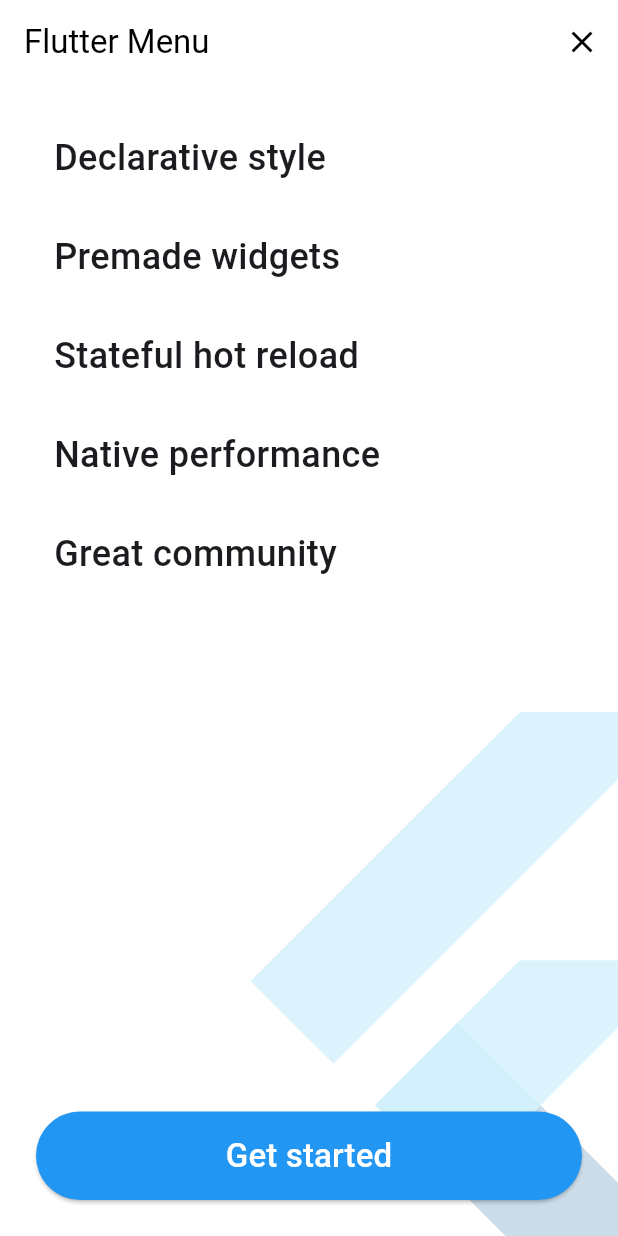
After one commit to ManojKumar-GS/Portfolio, a Flutter app: the ExampleStaggeredAnimations screen opened directly, after a tap on the "menu" icon, on a phone screen of 412 x 824 dp. The commit adds this screen. Run offline on Flutter 3.47's test engine with Material 3 defaults, Android fonts, the phone set to English and light mode, and no system bars.

Commit message:
new icons added

```diff
--- /dev/null
+++ b/lib/screens/exp.dart
@@ -0,0 +1,304 @@
+import 'package:flutter/material.dart';
+
+class ExampleStaggeredAnimations extends StatefulWidget {
+  const ExampleStaggeredAnimations({
+    super.key,
+  });
+
+  @override
+  State<ExampleStaggeredAnimations> createState() =>
+      _ExampleStaggeredAnimationsState();
+}
+
+class _ExampleStaggeredAnimationsState extends State<ExampleStaggeredAnimations>
+    with SingleTickerProviderStateMixin {
+  late AnimationController _drawerSlideController;
+
+  @override
+  void initState() {
+    super.initState();
+
+    _drawerSlideController = AnimationController(
+      vsync: this,
+      duration: const Duration(milliseconds: 150),
+    );
+  }
+
+  @override
+  void dispose() {
+    _drawerSlideController.dispose();
+    super.dispose();
+  }
+
+  bool _isDrawerOpen() {
+    return _drawerSlideController.value == 1.0;
+  }
+
+  bool _isDrawerOpening() {
+    return _drawerSlideController.status == AnimationStatus.forward;
+  }
+
+  bool _isDrawerClosed() {
+    return _drawerSlideController.value == 0.0;
+  }
+
+  void _toggleDrawer() {
+    if (_isDrawerOpen() || _isDrawerOpening()) {
+      _drawerSlideController.reverse();
+    } else {
+      _drawerSlideController.forward();
+    }
+  }
+
+  @override
+  Widget build(BuildContext context) {
+    return Scaffold(
+      backgroundColor: Colors.white,
+      appBar: _buildAppBar(),
+      body: Stack(
+        children: [
+          _buildContent(),
+          _buildDrawer(),
+        ],
+      ),
+    );
+  }
+
+  PreferredSizeWidget _buildAppBar() {
+    return AppBar(
+      title: const Text(
+        'Flutter Menu',
+        style: TextStyle(
+          color: Colors.black,
+        ),
+      ),
+      backgroundColor: Colors.transparent,
+      elevation: 0.0,
+      automaticallyImplyLeading: false,
+      actions: [
+        AnimatedBuilder(
+          animation: _drawerSlideController,
+          builder: (context, child) {
+            return IconButton(
+              onPressed: _toggleDrawer,
+              icon: _isDrawerOpen() || _isDrawerOpening()
+                  ? const Icon(
+                      Icons.clear,
+                      color: Colors.black,
+                    )
+                  : const Icon(
+                      Icons.menu,
+                      color: Colors.black,
+                    ),
+            );
+          },
+        ),
+      ],
+    );
+  }
+
+  Widget _buildContent() {
+    // Put page content here.
+    return const SizedBox();
+  }
+
+  Widget _buildDrawer() {
+    return AnimatedBuilder(
+      animation: _drawerSlideController,
+      builder: (context, child) {
+        return FractionalTranslation(
+          translation: Offset(1.0 - _drawerSlideController.value, 0.0),
+          child: _isDrawerClosed() ? const SizedBox() : const Menu(),
+        );
+      },
+    );
+  }
+}
+
+class Menu extends StatefulWidget {
+  const Menu({super.key});
+
+  @override
+  State<Menu> createState() => _MenuState();
+}
+
+class _MenuState extends State<Menu> with SingleTickerProviderStateMixin {
+  static const _menuTitles = [
+    'Declarative style',
+    'Premade widgets',
+    'Stateful hot reload',
+    'Native performance',
+    'Great community',
+  ];
+
+  static const _initialDelayTime = Duration(milliseconds: 50);
+  static const _itemSlideTime = Duration(milliseconds: 250);
+  static const _staggerTime = Duration(milliseconds: 50);
+  static const _buttonDelayTime = Duration(milliseconds: 150);
+  static const _buttonTime = Duration(milliseconds: 500);
+  final _animationDuration = _initialDelayTime +
+      (_staggerTime * _menuTitles.length) +
+      _buttonDelayTime +
+      _buttonTime;
+
+  late AnimationController _staggeredController;
+  final List<Interval> _itemSlideIntervals = [];
+  late Interval _buttonInterval;
+
+  @override
+  void initState() {
+    super.initState();
+
+    _createAnimationIntervals();
+
+    _staggeredController = AnimationController(
+      vsync: this,
+      duration: _animationDuration,
+    )..forward();
+  }
+
+  void _createAnimationIntervals() {
+    for (var i = 0; i < _menuTitles.length; ++i) {
+      final startTime = _initialDelayTime + (_staggerTime * i);
+      final endTime = startTime + _itemSlideTime;
+      _itemSlideIntervals.add(
+        Interval(
+          startTime.inMilliseconds / _animationDuration.inMilliseconds,
+          endTime.inMilliseconds / _animationDuration.inMilliseconds,
+        ),
+      );
+    }
+
+    final buttonStartTime =
+        Duration(milliseconds: (_menuTitles.length * 50)) + _buttonDelayTime;
+    final buttonEndTime = buttonStartTime + _buttonTime;
+    _buttonInterval = Interval(
+      buttonStartTime.inMilliseconds / _animationDuration.inMilliseconds,
+      buttonEndTime.inMilliseconds / _animationDuration.inMilliseconds,
+    );
+  }
+
+  @override
+  void dispose() {
+    _staggeredController.dispose();
+    super.dispose();
+  }
+
+  @override
+  Widget build(BuildContext context) {
+    return Container(
+      color: Colors.white,
+      child: Stack(
+        fit: StackFit.expand,
+        children: [
+          _buildFlutterLogo(),
+          _buildContent(),
+        ],
+      ),
+    );
+  }
+
+  Widget _buildFlutterLogo() {
+    return const Positioned(
+      right: -100,
+      bottom: -30,
+      child: Opacity(
+        opacity: 0.2,
+        child: FlutterLogo(
+          size: 400,
+        ),
+      ),
+    );
+  }
+
+  Widget _buildContent() {
+    return Column(
+      crossAxisAlignment: CrossAxisAlignment.start,
+      children: [
+        const SizedBox(height: 16),
+        ..._buildListItems(),
+        const Spacer(),
+        _buildGetStartedButton(),
+      ],
+    );
+  }
+
+  List<Widget> _buildListItems() {
+    final listItems = <Widget>[];
+    for (var i = 0; i < _menuTitles.length; ++i) {
+      listItems.add(
+        AnimatedBuilder(
+          animation: _staggeredController,
+          builder: (context, child) {
+            final animationPercent = Curves.easeOut.transform(
+              _itemSlideIntervals[i].transform(_staggeredController.value),
+            );
+            final opacity = animationPercent;
+            final slideDistance = (1.0 - animationPercent) * 150;
+
+            return Opacity(
+              opacity: opacity,
+              child: Transform.translate(
+                offset: Offset(slideDistance, 0),
+                child: child,
+              ),
+            );
+          },
+          child: Padding(
+            padding: const EdgeInsets.symmetric(horizontal: 36, vertical: 16),
+            child: Text(
+              _menuTitles[i],
+              textAlign: TextAlign.left,
+              style: const TextStyle(
+                fontSize: 24,
+                fontWeight: FontWeight.w500,
+              ),
+            ),
+          ),
+        ),
+      );
+    }
+    return listItems;
+  }
+
+  Widget _buildGetStartedButton() {
+    return SizedBox(
+      width: double.infinity,
+      child: Padding(
+        padding: const EdgeInsets.all(24),
+        child: AnimatedBuilder(
+          animation: _staggeredController,
+          builder: (context, child) {
+            final animationPercent = Curves.elasticOut.transform(
+                _buttonInterval.transform(_staggeredController.value));
+            final opacity = animationPercent.clamp(0.0, 1.0);
+            final scale = (animationPercent * 0.5) + 0.5;
+
+            return Opacity(
+              opacity: opacity,
+              child: Transform.scale(
+                scale: scale,
+                child: child,
+              ),
+            );
+          },
+          child: ElevatedButton(
+            style: ElevatedButton.styleFrom(
+              shape: const StadiumBorder(),
+              backgroundColor: Colors.blue,
+              padding: const EdgeInsets.symmetric(horizontal: 48, vertical: 14),
+            ),
+            onPressed: () {},
+            child: const Text(
+              'Get started',
+              style: TextStyle(
+                color: Colors.white,
+                fontSize: 22,
+              ),
+            ),
+          ),
+        ),
+      ),
+    );
+  }
+}
--- a/lib/screens/home_screen.dart
+++ b/lib/screens/home_screen.dart
@@ -20,13 +20,13 @@
   Offset offset = const Offset(1, 0);
 
   List skills = [
-    {'name': 'Dart/Flutter', 'image': "skills", "rating": 4},
-    {'name': 'Node js', 'image': "skills", "rating": 3},
-    {'name': 'Java', 'image': "skills", "rating": 3},
-    {'name': 'JavaScript', 'image': "skills", "rating": 3},
-    {'name': 'HTML & CSS', 'image': "skills", "rating": 3},
-    {'name': 'Neo4j', 'image': "skills", "rating": 4},
-    {'name': 'SQL', 'image': "skills", "rating": 3},
+    {'name': 'Dart/Flutter', 'image': "flutter", "rating": 4},
+    {'name': 'Node js', 'image': "node", "rating": 3},
+    {'name': 'Java', 'image': "java", "rating": 3},
+    {'name': 'JavaScript', 'image': "js", "rating": 3},
+    {'name': 'HTML & CSS', 'image': "css", "rating": 3},
+    {'name': 'Neo4j', 'image': "database", "rating": 4},
+    {'name': 'SQL', 'image': "database", "rating": 3},
   ];
   List hobbies = [
     {'name': 'Sports', 'image': "hobby", "rating": 4},
```
Also changed, not shown: pubspec.yaml (+1 -8 lines), assets/icons/css.png (added), assets/icons/database.png (added), assets/icons/flutter.png (added), assets/icons/java.png (added), assets/icons/js.png (added), assets/icons/node.png (added).
